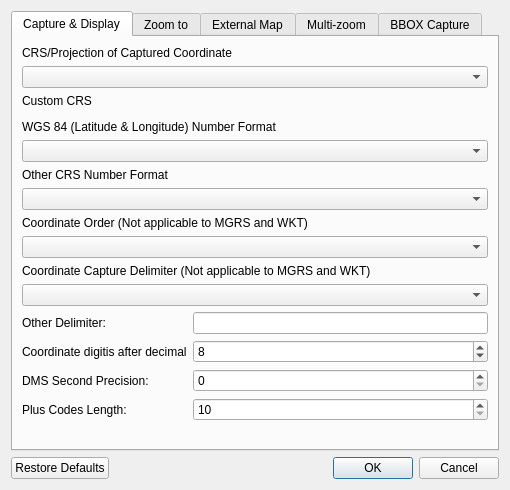
This is ui/latLonSettings.ui in NationalSecurityAgency/qgis-latlontools-plugin as Qt 5 draws it before an edit. The edited form follows.
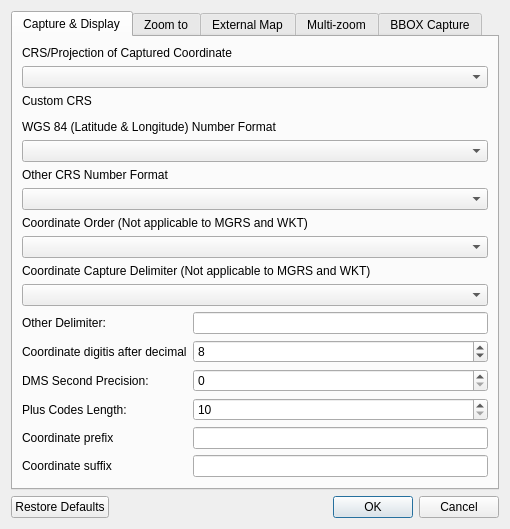
This is the edited form. Custom widgets are drawn as their Qt base class.

Commit message: removed dependency on setting dialog box

Patch:
```diff
--- a/ui/latLonSettings.ui
+++ b/ui/latLonSettings.ui
@@ -7,7 +7,7 @@
     <x>0</x>
     <y>0</y>
     <width>510</width>
-    <height>490</height>
+    <height>527</height>
    </rect>
   </property>
   <property name="windowTitle">
@@ -150,6 +150,26 @@
            </property>
           </widget>
          </item>
+         <item row="4" column="0">
+          <widget class="QLabel" name="label_28">
+           <property name="text">
+            <string>Coordinate prefix</string>
+           </property>
+          </widget>
+         </item>
+         <item row="5" column="0">
+          <widget class="QLabel" name="label_29">
+           <property name="text">
+            <string>Coordinate suffix</string>
+           </property>
+          </widget>
+         </item>
+         <item row="4" column="1">
+          <widget class="QLineEdit" name="capturePrefixLineEdit"/>
+         </item>
+         <item row="5" column="1">
+          <widget class="QLineEdit" name="captureSuffixLineEdit"/>
+         </item>
         </layout>
        </item>
        <item>
```
Left out of the diff: 4 changed lines with no effect on the pictures. The commit also changes 11 other files.
